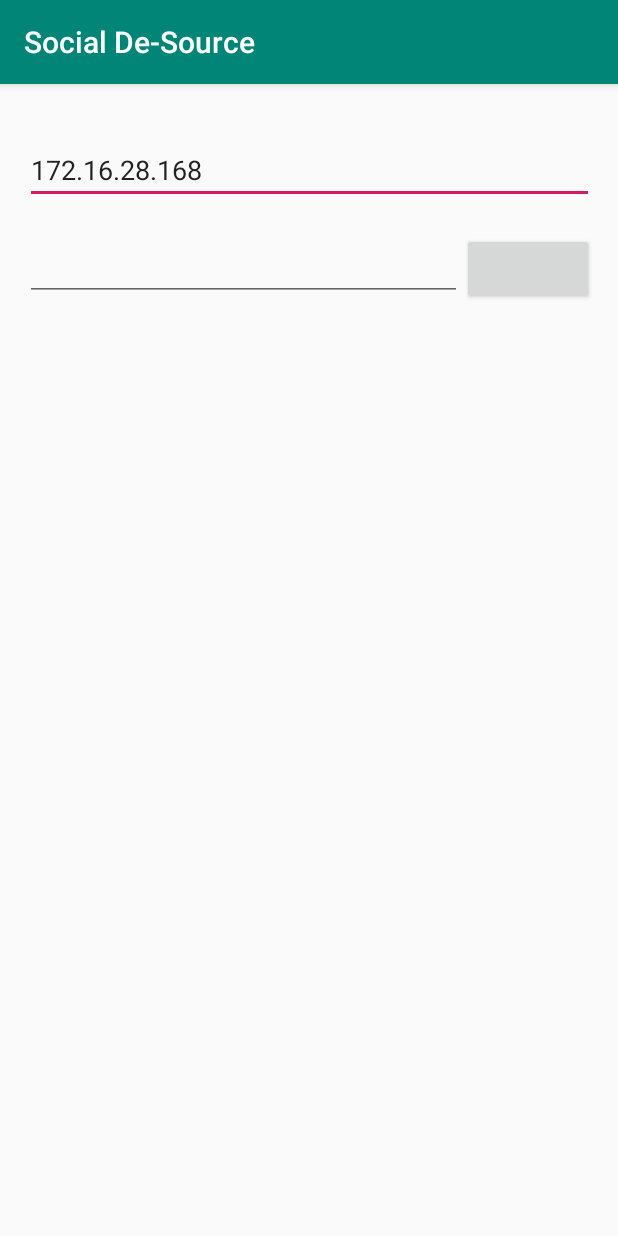
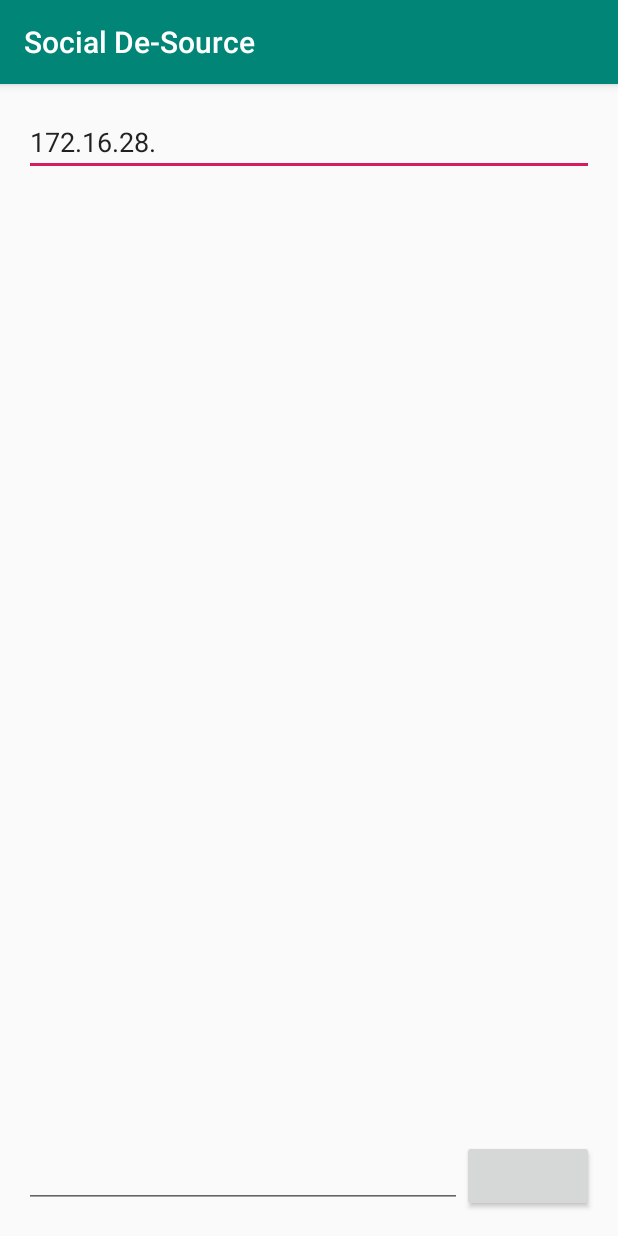
Before and after one commit to social-de-source/SDS, an Android app: the screen it shows after launch (MainActivity), after a tap on an icon or button, on a phone screen of 412 x 824 dp. Run offline under Robolectric (Android 15) with nearby library versions, the phone set to English and light mode, and no system bars.

Commit message:
Debug Overlay for Android 6.0 Devices ->remove Contrain Layout IP adresse in chat history clear textfield after entering messages

```diff
--- a/app/src/main/java/com/example/socialde_source/MainActivity.java
+++ b/app/src/main/java/com/example/socialde_source/MainActivity.java
@@ -23,7 +23,9 @@ public class MainActivity extends AppCompatActivity {
     public void onSend(android.view.View view) {
         EditText editText = findViewById(R.id.Message); //Groß=Klasse, klein=Datentyp
         String message = editText.getText().toString();
+        editText.setText("");
         Log.d("log",message);
+
         EditText editText1 = findViewById(R.id.Input);
         String localip = editText1.getText().toString();
         Log.d( "log",localip);
@@ -76,7 +78,7 @@ class RecieveMessageTask extends AsyncTask<String, String, Long> {
                 Log.d( "log","Waiting vor Message");
                 serverSocket.receive(receivePacket);
                 byte[] slice = Arrays.copyOfRange(receivePacket.getData(), 0, receivePacket.getLength());
-                String sentence = new String(slice);
+                String sentence = receivePacket.getAddress().toString().substring(1) + ": " + new String(slice) + System.getProperty("line.separator");
                 publishProgress(sentence);
 
             }
--- a/app/src/main/res/layout/activity_main.xml
+++ b/app/src/main/res/layout/activity_main.xml
@@ -1,14 +1,12 @@
 <?xml version="1.0" encoding="utf-8"?>
-<android.support.constraint.ConstraintLayout xmlns:android="http://schemas.android.com/apk/res/android"
+
+<LinearLayout
+    xmlns:android="http://schemas.android.com/apk/res/android"
     xmlns:app="http://schemas.android.com/apk/res-auto"
     xmlns:tools="http://schemas.android.com/tools"
     android:layout_width="match_parent"
     android:layout_height="match_parent"
-    tools:context=".MainActivity">
-
-    <LinearLayout
-        android:layout_width="379dp"
-        android:layout_height="699dp"
+    tools:context=".MainActivity"
     android:layout_marginStart="16dp"
     android:layout_marginTop="16dp"
     android:layout_marginEnd="16dp"
@@ -17,7 +15,7 @@
     app:layout_constraintBottom_toBottomOf="parent"
     app:layout_constraintEnd_toEndOf="parent"
     app:layout_constraintStart_toStartOf="parent"
-        app:layout_constraintTop_toTopOf="parent">
+    app:layout_constraintTop_toTopOf="parent" >
 
     <EditText
         android:id="@+id/Input"
@@ -26,7 +24,7 @@
         android:layout_weight="0.0"
         android:ems="10"
         android:inputType="textPersonName"
-            android:text="172.16.28.168" />
+        android:text="172.16.28." />
 
     <!-- <ScrollView
          android:layout_width="match_parent"
@@ -36,7 +34,8 @@
     <TextView
         android:id="@+id/tvChat"
         android:layout_width="match_parent"
-                android:layout_height="wrap_content" />
+        android:layout_height="wrap_content"
+        android:layout_weight="0.5"/>
     <!-- </ScrollView> -->
 
     <LinearLayout
@@ -60,5 +59,3 @@
             android:onClick="onSend" />
     </LinearLayout>
 </LinearLayout>
-
-</android.support.constraint.ConstraintLayout>
```
Lines whose indentation alone changed are shown as unchanged.
